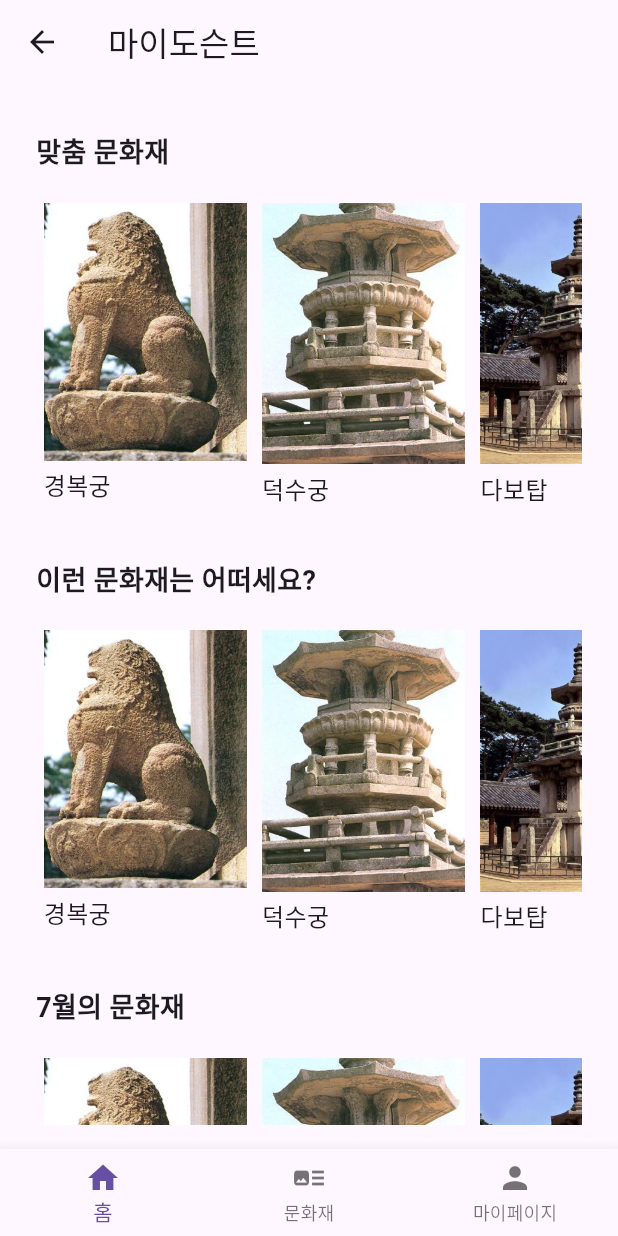
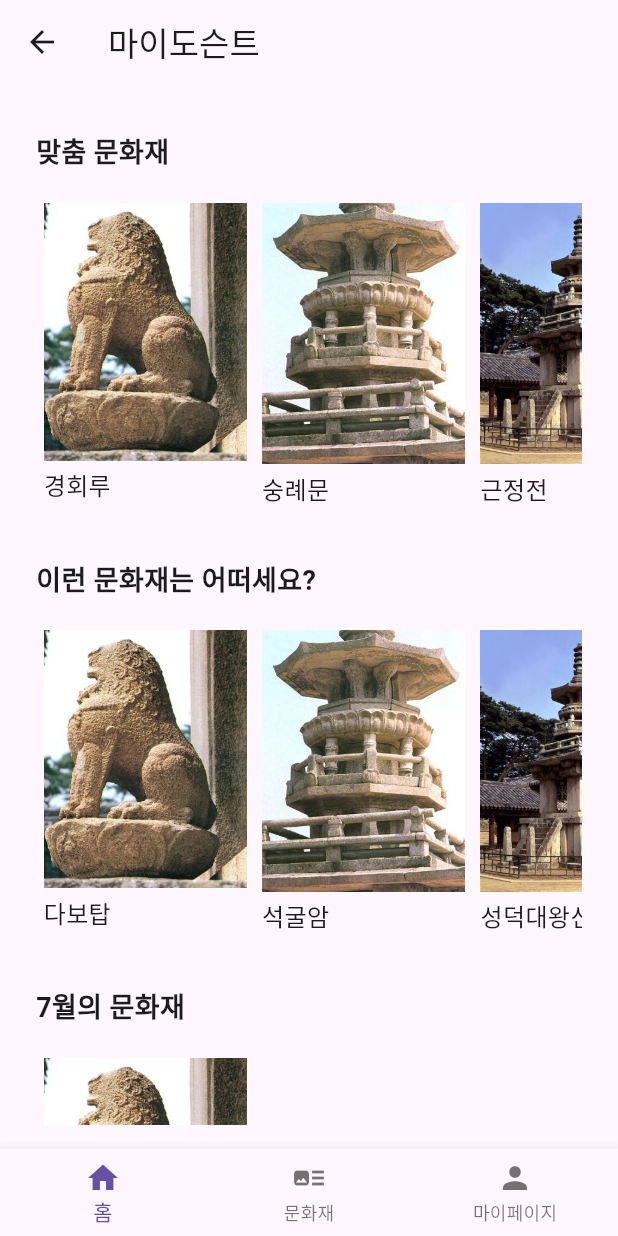
Before and after one commit to qkrtnwjd4212/sw_univ_digital_competition, a Flutter app: the HomePage screen opened directly, on a phone screen of 412 x 824 dp. Run offline on Flutter 3.47's test engine with Material 3 defaults, Android fonts, the phone set to English and light mode, and no system bars; drawn by our look-alikes of carousel_slider; our stand-ins replace firebase_core, just_audio; missing offline and left inert: xml2json; accounts and stored records are empty.

Commit message:
feature/#6/ 홈화면 UI 틀 수정 및 폴더 구조 변경

```diff
--- /dev/null
+++ b/lib/screen/home/HomePage.dart
@@ -0,0 +1,66 @@
+import 'package:flutter/material.dart';
+import 'package:carousel_slider/carousel_slider.dart';
+
+import 'custom_carousel.dart';
+import 'custom_month_carousel.dart';
+import 'data_grouping_box.dart';
+
+class HomePage extends StatelessWidget {
+  @override
+  Widget build(BuildContext context) {
+    return Scaffold(
+      appBar: AppBar(
+        title: Text('마이도슨트'),
+      ),
+      body: Padding(
+          padding: const EdgeInsets.symmetric(vertical: 16, horizontal: 8),
+          child: SingleChildScrollView(
+            scrollDirection: Axis.vertical,
+            child: Column(
+              crossAxisAlignment: CrossAxisAlignment.stretch,
+              children: [
+                CustomBox(title: '맞춤 문화재', names: [
+                  '경회루',
+                  '숭례문',
+                  '근정전'
+                ], imgSrc: [
+                  'lib/assets/images/sample1.jpg',
+                  'lib/assets/images/sample2.jpg',
+                  'lib/assets/images/sample3.jpg'
+                ]),
+                CustomBox(title: '이런 문화재는 어떠세요?', names: [
+                  '다보탑',
+                  '석굴암',
+                  '성덕대왕신종'
+                ], imgSrc: [
+                  'lib/assets/images/sample1.jpg',
+                  'lib/assets/images/sample2.jpg',
+                  'lib/assets/images/sample3.jpg'
+                ]),
+                CustomMonthBox(title: '7월의 문화재', names: [
+                  '7월 19일 - 백제 멸망',
+                ], imgSrc: [
+                  'lib/assets/images/sample1.jpg',
+                ]),
+              ],
+            ),
+          )),
+      bottomNavigationBar: BottomNavigationBar(
+        items: const <BottomNavigationBarItem>[
+          BottomNavigationBarItem(
+            icon: Icon(Icons.home),
+            label: '홈',
+          ),
+          BottomNavigationBarItem(
+            icon: Icon(Icons.art_track),
+            label: '문화재',
+          ),
+          BottomNavigationBarItem(
+            icon: Icon(Icons.person),
+            label: '마이페이지',
+          ),
+        ],
+      ),
+    );
+  }
+}
--- a/lib/screen/HomePage.dart
+++ b/lib/screen/home/custom_carousel.dart
@@ -1,59 +1,17 @@
 import 'package:flutter/material.dart';
 import 'package:carousel_slider/carousel_slider.dart';
 
-class HomePage extends StatelessWidget {
-  @override
-  Widget build(BuildContext context) {
-    return Scaffold(
-      appBar: AppBar(
-        title: Text('마이도슨트'),
-      ),
-      body: Padding(
-          padding: const EdgeInsets.symmetric(vertical: 16, horizontal: 8),
-          child: SingleChildScrollView(
-            scrollDirection: Axis.vertical,
-            child: Column(
-              crossAxisAlignment: CrossAxisAlignment.stretch,
-              children: [
-                CustomBox(title: '맞춤 문화재'),
-                CustomBox(title: '이런 문화재는 어떠세요?'),
-                CustomBox(title: '7월의 문화재'),
-              ],
-            ),
-          )),
-      bottomNavigationBar: BottomNavigationBar(
-        items: const <BottomNavigationBarItem>[
-          BottomNavigationBarItem(
-            icon: Icon(Icons.home),
-            label: '홈',
-          ),
-          BottomNavigationBarItem(
-            icon: Icon(Icons.art_track),
-            label: '문화재',
-          ),
-          BottomNavigationBarItem(
-            icon: Icon(Icons.person),
-            label: '마이페이지',
-          ),
-        ],
-      ),
-    );
-  }
-}
-
 class CustomBox extends StatelessWidget {
   final String title;
+  final List<String> names;
+  final List<String> imgSrc;
 
-  CustomBox({required this.title});
+  CustomBox({required this.title, required this.names, required this.imgSrc});
 
   @override
   Widget build(BuildContext context) {
     return Container(
         padding: const EdgeInsets.all(16.0),
-        // decoration: BoxDecoration(
-        //   border: Border.all(color: Colors.black),
-        //   borderRadius: BorderRadius.circular(8.0),
-        // ),
         child: Column(
           crossAxisAlignment: CrossAxisAlignment.stretch,
           children: [
@@ -62,29 +20,17 @@ class CustomBox extends StatelessWidget {
               style: TextStyle(fontSize: 18, fontWeight: FontWeight.bold),
             ),
             SizedBox(height: 20),
-            ImgBox(imgUrl: [
-              'assets/sample1.jpg',
-              'assets/sample2.jpg',
-              'assets/sample3.jpg',
-              'assets/sample4.jpg',
-              'assets/sample5.jpg'
-            ], names: [
-              '경복궁',
-              '덕수궁',
-              '다보탑',
-              '석가탑',
-              '무구정광대다라니경'
-            ])
+            _ImgBox(names: names, imgUrl: imgSrc)
           ],
         ));
   }
 }
 
-class ImgBox extends StatelessWidget {
+class _ImgBox extends StatelessWidget {
   final List<String> imgUrl;
   final List<String> names;
 
-  ImgBox({required this.imgUrl, required this.names});
+  _ImgBox({required this.names, required this.imgUrl});
 
   @override
   Widget build(BuildContext context) {
@@ -95,7 +41,7 @@ class ImgBox extends StatelessWidget {
       options: CarouselOptions(
         height: containerHeight,
         autoPlay: false, // 자동 슬라이더
-        // aspectRatio: 16 / 9, // 가로 세로 비율 조정
+        aspectRatio: 16 / 9, // 가로 세로 비율 조정
         viewportFraction: 0.4, // 한 화면에 여러 개의 슬라이더가 보이도록 조정
         enableInfiniteScroll: false,
         padEnds: false, // 슬라이더 끝 여백 제거
@@ -105,15 +51,17 @@ class ImgBox extends StatelessWidget {
           builder: (BuildContext context) {
             return Container(
               width: containerWidth, // 기기 가로사이즈
+              height: containerHeight,
               margin: EdgeInsets.symmetric(horizontal: 5.0), // 좌우여백
               // decoration: BoxDecoration(color: Colors.amber),
-              child: Column(
+              child:
+                  // DataGroupingBox(title:names[idx]),
+                  Column(
                 crossAxisAlignment: CrossAxisAlignment.start,
                 children: [
                   Container(
                       width: containerWidth,
-                      child : Image.asset(imgUrl[idx], fit: BoxFit.contain)
-                  ),
+                      child: Image.asset(imgUrl[idx], fit: BoxFit.contain)),
                   SizedBox(height: 5),
                   Container(
                     width: containerWidth,
--- /dev/null
+++ b/lib/screen/home/custom_month_carousel.dart
@@ -0,0 +1,85 @@
+import 'package:flutter/material.dart';
+import 'package:carousel_slider/carousel_slider.dart';
+
+class CustomMonthBox extends StatelessWidget {
+  final String title;
+  final List<String> names;
+  final List<String> imgSrc;
+
+  CustomMonthBox({required this.title, required this.names, required this.imgSrc});
+
+  @override
+  Widget build(BuildContext context) {
+    return Container(
+        padding: const EdgeInsets.all(16.0),
+        child: Column(
+          crossAxisAlignment: CrossAxisAlignment.stretch,
+          children: [
+            Text(
+              title,
+              style: TextStyle(fontSize: 18, fontWeight: FontWeight.bold),
+            ),
+            SizedBox(height: 20),
+            _ImgBox(names: names, imgUrl: imgSrc)
+          ],
+        ));
+  }
+}
+
+class _ImgBox extends StatelessWidget {
+  final List<String> imgUrl;
+  final List<String> names;
+
+  _ImgBox({required this.names, required this.imgUrl});
+
+  @override
+  Widget build(BuildContext context) {
+    double containerHeight = MediaQuery.of(context).size.height * 0.25;
+    double containerWidth = MediaQuery.of(context).size.width * 0.4;
+
+    return CarouselSlider(
+      options: CarouselOptions(
+        height: containerHeight,
+        autoPlay: false,
+        // 자동 슬라이더
+        aspectRatio: 16 / 9,
+        // 가로 세로 비율 조정
+        viewportFraction: 0.4,
+        // 한 화면에 여러 개의 슬라이더가 보이도록 조정
+        enableInfiniteScroll: false,
+        padEnds: false, // 슬라이더 끝 여백 제거
+      ),
+      items: List.generate(names.length, (idx) {
+        return Builder(
+          builder: (BuildContext context) {
+            return Container(
+              width: containerWidth, // 기기 가로사이즈
+              height: containerHeight,
+              margin: EdgeInsets.symmetric(horizontal: 5.0), // 좌우여백
+              // decoration: BoxDecoration(color: Colors.amber),
+              child:
+              // DataGroupingBox(title:names[idx]),
+              Column(
+                crossAxisAlignment: CrossAxisAlignment.start,
+                children: [
+                  Container(
+                      width: containerWidth,
+                      child: Image.asset(imgUrl[idx], fit: BoxFit.contain)),
+                  SizedBox(height: 5),
+                  Container(
+                    width: containerWidth,
+                    child: Text(
+                      names[idx],
+                      style: TextStyle(fontSize: 16.0),
+                      overflow: TextOverflow.ellipsis, // 텍스트 넘어가면 ...으로 표시
+                    ),
+                  )
+                ],
+              ),
+            );
+          },
+        );
+      }).toList(),
+    );
+  }
+}
--- a/pubspec.yaml
+++ b/pubspec.yaml
@@ -65,7 +65,7 @@ flutter:
 
   # To add assets to your application, add an assets section, like this:
   assets:
-    - assets/
+    - lib/assets/images/
   #   - images/a_dot_burr.jpeg
   #   - images/a_dot_ham.jpeg
 
```
Also changed, not shown: lib/screen/home/data_grouping_box.dart (added, +102 -0 lines), lib/assets/images/default_img.png (added), lib/assets/images/sample1.jpg (renamed from assets/sample1.jpg), lib/assets/images/sample2.jpg (renamed from assets/sample2.jpg), lib/assets/images/sample3.jpg (renamed from assets/sample3.jpg), lib/assets/images/sample4.jpg (renamed from assets/sample4.jpg), lib/assets/images/sample5.jpg (renamed from assets/sample5.jpg).
